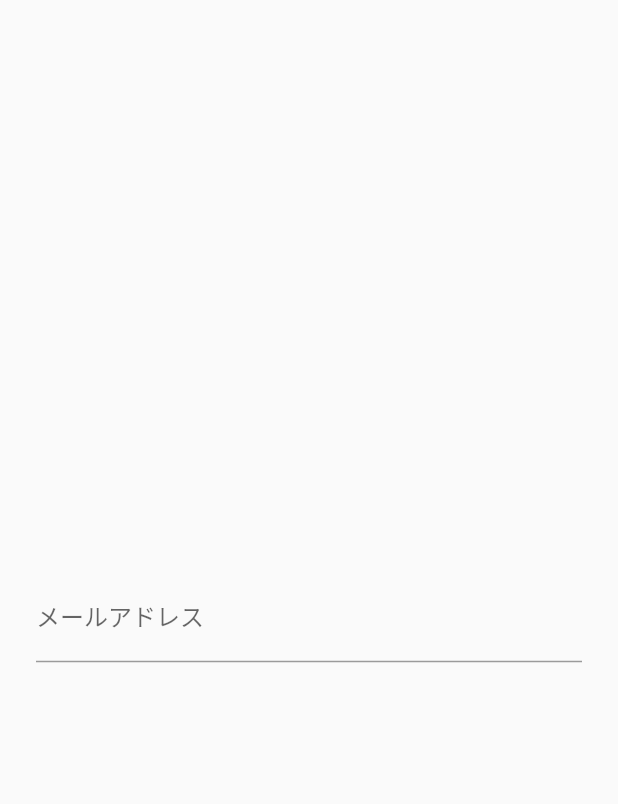
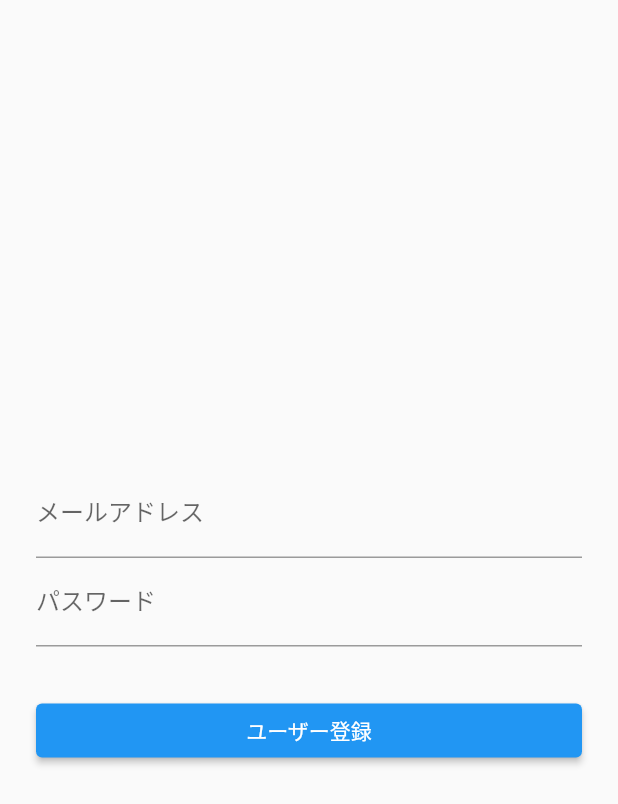
Before and after one commit to sunamoto-mikiya/flutter-to-do, a Flutter app: the LoginPage screen opened directly, on a phone screen of 412 x 824 dp. Shown: the top 804 px of the screen. Run offline on Flutter 3.47's test engine with Material 2 defaults, Android fonts, the phone set to English and light mode, and no system bars; our stand-ins replace firebase_auth, firebase_core; accounts and stored records are empty.

Commit message:
新規登録画面の追加

```diff
--- a/lib/main.dart
+++ b/lib/main.dart
@@ -1,5 +1,6 @@
 import 'package:firebase_core/firebase_core.dart';
 import 'package:flutter/material.dart';
+import 'package:firebase_auth/firebase_auth.dart';
 
 void main() async {
   // 初期化処理を追加
@@ -34,7 +35,41 @@ class _LoginPageState extends State<LoginPage> {
                 onChanged: (String value) => setState(() {
                   email = value;
                 }),
-              )
+              ),
+              TextFormField(
+                decoration: InputDecoration(labelText: 'パスワード'),
+                onChanged: (String value) => setState(() {
+                  password = value;
+                }),
+              ),
+              Container(
+                padding: EdgeInsets.all(8),
+                // メッセージ表示
+                child: Text(infoText),
+              ),
+              Container(
+                  width: double.infinity,
+                  child: ElevatedButton(
+                    child: Text('ユーザー登録'),
+                    onPressed: () async {
+                      try {
+                        final FirebaseAuth auth = FirebaseAuth.instance;
+                        await auth.createUserWithEmailAndPassword(
+                            email: email, password: password);
+                        // ユーザー登録に成功した場合
+                        // チャット画面に遷移＋ログイン画面を破棄
+                        await Navigator.of(context).pushReplacement(
+                            MaterialPageRoute(builder: (context) {
+                          return MyToDoApp();
+                        }));
+                      } catch (e) {
+                        // ユーザー登録に失敗した場合
+                        setState(() {
+                          infoText = "登録に失敗しました：${e.toString()}";
+                        });
+                      }
+                    },
+                  ))
             ]),
       )),
     );
```
